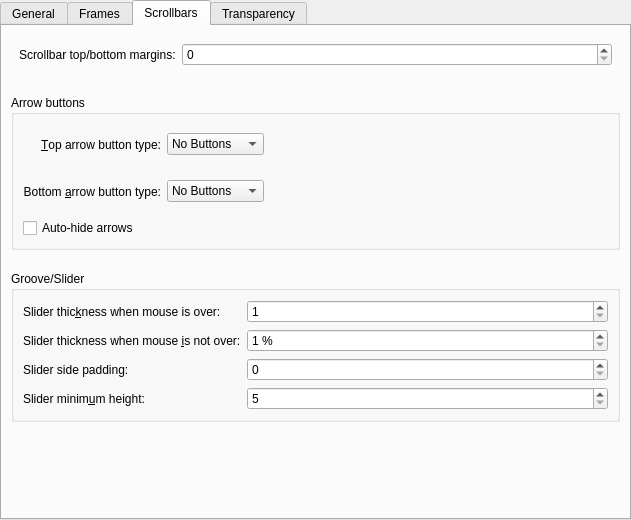
Before: the Qt Designer form kstyle/config/ui/breezestyleconfig.ui in KDE/breeze, drawn with Qt 5.
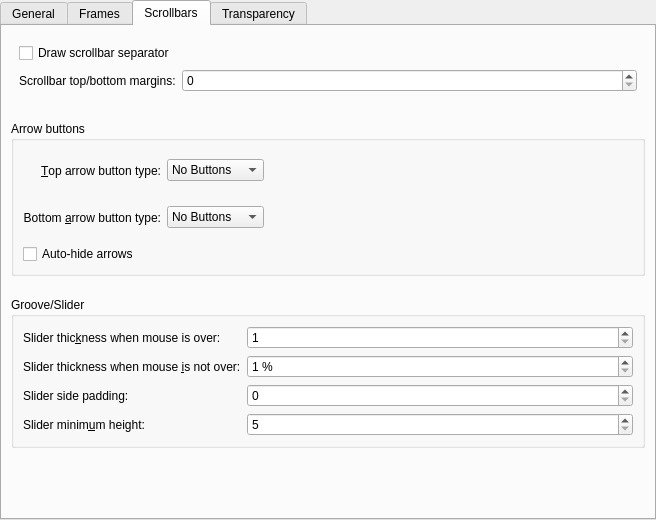
After: the same form once the commit is applied. The open tabs and pages were chosen to show the change. Icons and pictures are not drawn.

Commit message: Allow scrollbar separator to be hidden

Diff of the .ui file:
```diff
--- a/kstyle/config/ui/breezestyleconfig.ui
+++ b/kstyle/config/ui/breezestyleconfig.ui
@@ -6,7 +6,7 @@
    <rect>
     <x>0</x>
     <y>0</y>
-    <width>631</width>
+    <width>656</width>
     <height>520</height>
    </rect>
   </property>
@@ -413,16 +413,23 @@
          <property name="bottomMargin">
           <number>8</number>
          </property>
-         <item row="0" column="0">
+         <item row="1" column="0">
           <widget class="QLabel" name="label_10">
            <property name="text">
             <string>Scrollbar top/bottom margins:</string>
            </property>
           </widget>
          </item>
-         <item row="0" column="1">
+         <item row="1" column="1">
           <widget class="QSpinBox" name="_scrollBarTopBottomMargins"/>
          </item>
+         <item row="0" column="0">
+          <widget class="QCheckBox" name="_scrollBarSeparator">
+           <property name="text">
+            <string>Draw scrollbar separator</string>
+           </property>
+          </widget>
+         </item>
         </layout>
        </item>
        <item>
```
Left out of the diff: 5 changed lines with no effect on the pictures. The commit also changes 3 other files.
